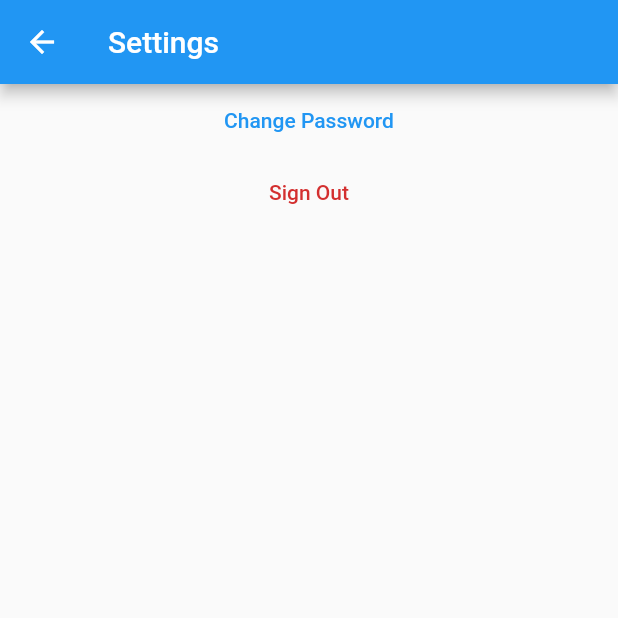
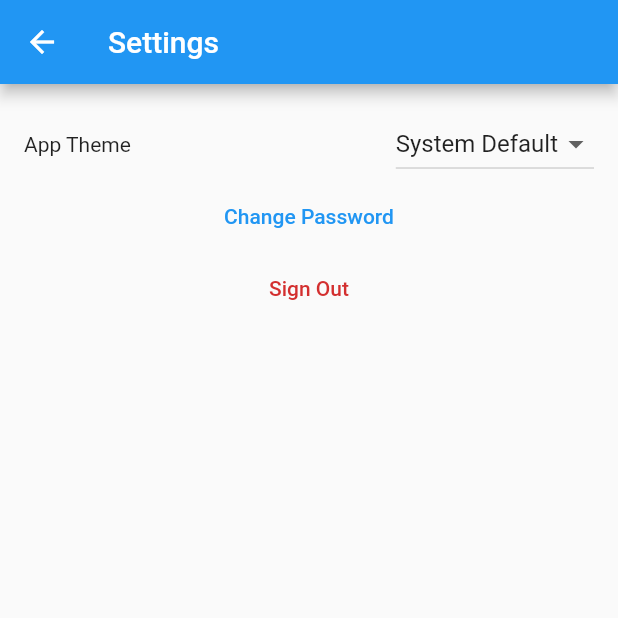
Before and after one commit to finkmoritz/flutter-amplify-social-media-app, a Flutter app: the screen it shows after launch, after a tap on the "settings" icon, on a phone screen of 412 x 824 dp, the top half of it. Run offline on Flutter 3.47's test engine with Material 2 defaults, Android fonts, the phone set to English and light mode, and no system bars; our stand-ins replace shared_preferences; missing offline and left inert: amplify_analytics_pinpoint, amplify_auth_cognito, amplify_datastore, amplify_datastore_plugin_interface, amplify_flutter.

Commit message:
Add option to set the overall app theme

```diff
--- a/lib/main.dart
+++ b/lib/main.dart
@@ -1,8 +1,11 @@
 import 'package:flutter/material.dart';
+import 'package:social_media_app/services/shared_preferences_service.dart';
 
 import 'my_app.dart';
 
 void main() async {
   WidgetsFlutterBinding.ensureInitialized();
-  runApp(MyApp());
+  runApp(MyApp(
+    themeMode: await SharedPreferencesService.getThemeMode(),
+  ));
 }
--- a/lib/my_app.dart
+++ b/lib/my_app.dart
@@ -14,6 +14,10 @@ import 'amplifyconfiguration.dart';
 import 'models/ModelProvider.dart';
 
 class MyApp extends StatefulWidget {
+  final ThemeMode themeMode;
+
+  const MyApp({Key key, this.themeMode}) : super(key: key);
+
   @override
   _MyAppState createState() => _MyAppState();
 }
@@ -48,8 +52,14 @@ class _MyAppState extends State<MyApp> {
     return MaterialApp(
       title: 'Flutter Amplify Demo',
       theme: ThemeData(
+        brightness: Brightness.light,
         primarySwatch: Colors.blue,
       ),
+      darkTheme: ThemeData(
+        brightness: Brightness.dark,
+        primarySwatch: Colors.blue,
+      ),
+      themeMode: widget.themeMode,
       initialRoute: '/',
       routes: {
         '/': (context) => SignInPage(),
--- a/lib/pages/home/settings/settings_list_view.dart
+++ b/lib/pages/home/settings/settings_list_view.dart
@@ -1,7 +1,9 @@
 import 'package:amplify_auth_cognito/amplify_auth_cognito.dart';
 import 'package:flutter/material.dart';
 import 'package:social_media_app/services/auth_service.dart';
+import 'package:social_media_app/services/shared_preferences_service.dart';
 import 'package:social_media_app/util/dialog/loading_dialog.dart';
+import 'package:social_media_app/util/dialog/ok_dialog.dart';
 
 class SettingsListView extends StatefulWidget {
   @override
@@ -12,7 +14,9 @@ class _SettingsListViewState extends State<SettingsListView> {
   @override
   Widget build(BuildContext context) {
     return ListView(
+      padding: EdgeInsets.all(16.0),
       children: [
+        _buildThemeSwitch(),
         TextButton(
           child: Text('Change Password'),
           onPressed: () => Navigator.pushNamed(context, '/changePassword'),
@@ -25,6 +29,51 @@ class _SettingsListViewState extends State<SettingsListView> {
             ),
           ),
           onPressed: _signOut,
+        ),
+      ],
+    );
+  }
+
+  _buildThemeSwitch() {
+    Map<ThemeMode, String> themeModes = {
+      ThemeMode.dark: 'Dark',
+      ThemeMode.light: 'Light',
+      ThemeMode.system: 'System Default',
+    };
+    return Row(
+      mainAxisAlignment: MainAxisAlignment.spaceBetween,
+      children: [
+        Text('App Theme'),
+        FutureBuilder(
+          future: SharedPreferencesService.getThemeMode(),
+          builder: (context, snapshot) {
+            if (snapshot.connectionState == ConnectionState.done) {
+              return DropdownButton(
+                value: snapshot.data,
+                items: themeModes.entries
+                    .map((entry) => DropdownMenuItem(
+                          value: entry.key,
+                          child: Text(entry.value),
+                        ))
+                    .toList(),
+                onChanged: (value) {
+                  if (value != snapshot.data) {
+                    setState(() {
+                      SharedPreferencesService.setThemeMode(value);
+                    });
+                    OkDialog.show(
+                      context: context,
+                      title: 'App Theme',
+                      content:
+                          'The app theme will change when this app is being closed and reopened.',
+                    );
+                  }
+                },
+              );
+            } else {
+              return DropdownButton(items: []);
+            }
+          },
         ),
       ],
     );
--- a/lib/services/shared_preferences_service.dart
+++ b/lib/services/shared_preferences_service.dart
@@ -1,8 +1,10 @@
+import 'package:flutter/material.dart';
 import 'package:shared_preferences/shared_preferences.dart';
 
 class SharedPreferencesService {
   static final keyUsername = 'keyUsername';
   static final keyPassword = 'keyPassword';
+  static final keyThemeMode = 'keyDarkTheme';
 
   static setUsername(String value) async {
     SharedPreferences prefs = await SharedPreferences.getInstance();
@@ -11,7 +13,7 @@ class SharedPreferencesService {
 
   static Future<String> getUsername() async {
     SharedPreferences prefs = await SharedPreferences.getInstance();
-    return prefs.getString(keyUsername);
+    return prefs.getString(keyUsername) ?? '';
   }
 
   static setPassword(String value) async {
@@ -21,6 +23,17 @@ class SharedPreferencesService {
 
   static Future<String> getPassword() async {
     SharedPreferences prefs = await SharedPreferences.getInstance();
-    return prefs.getString(keyPassword);
+    return prefs.getString(keyPassword) ?? '';
+  }
+
+  static setThemeMode(ThemeMode themeMode) async {
+    SharedPreferences prefs = await SharedPreferences.getInstance();
+    prefs.setInt(keyThemeMode, themeMode.index);
+  }
+
+  static Future<ThemeMode> getThemeMode() async {
+    SharedPreferences prefs = await SharedPreferences.getInstance();
+    int themeModeIndex = prefs.getInt(keyThemeMode) ?? ThemeMode.system.index;
+    return ThemeMode.values[themeModeIndex];
   }
 }
```
Also changed, not shown: lib/util/dialog/ok_dialog.dart (added, +23 -0 lines).
